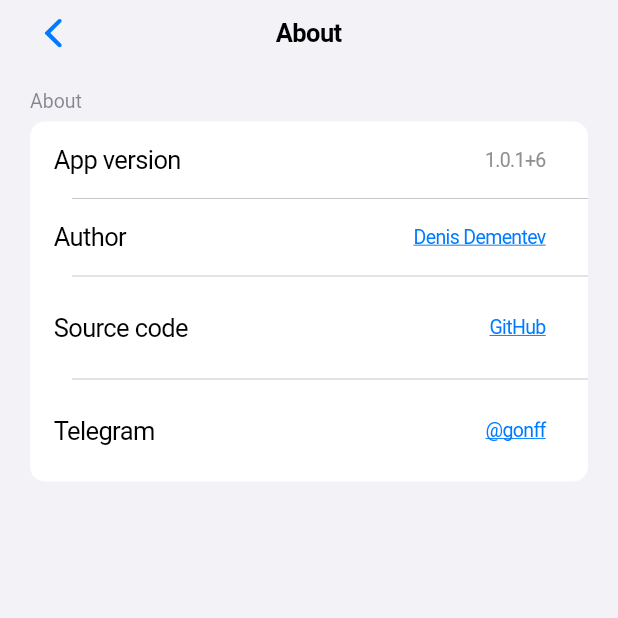
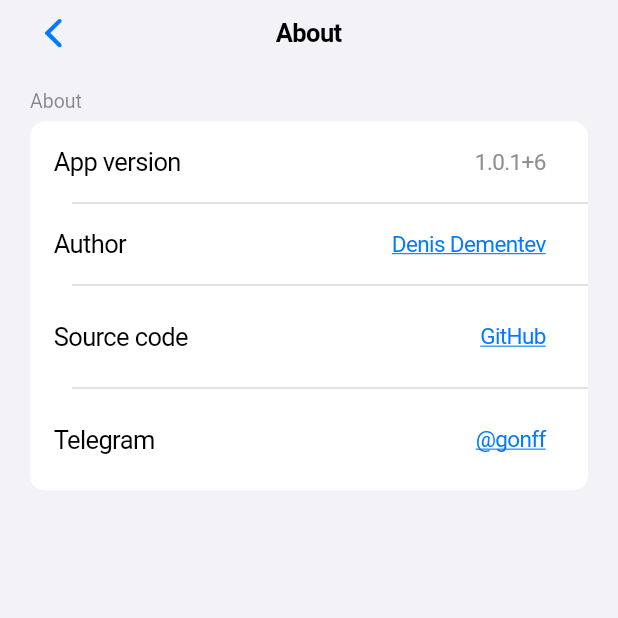
Before and after one commit to gonfff/subctrl, a Flutter app: the AboutScreen screen opened directly with empty values, on a phone screen of 412 x 824 dp, the top half of it. Run offline on Flutter 3.47's test engine with Material 3 defaults, Android fonts, the phone set to English and light mode, and no system bars; our stand-ins replace drift, flutter_local_notifications, flutter_timezone, package_info_plus, timezone; accounts and stored records are empty; generated files the repository leaves out were written again.

Commit message:
fix! Font size on About page (#9)

```diff
--- a/lib/presentation/screens/about_screen.dart
+++ b/lib/presentation/screens/about_screen.dart
@@ -136,7 +136,7 @@ class _SettingsTile extends StatelessWidget {
             value,
             style: textStyle.copyWith(
               color: isLink ? linkColor : secondary,
-              fontSize: 13,
+              fontSize: 15,
               decoration: isLink ? TextDecoration.underline : null,
             ),
             textAlign: TextAlign.right,
@@ -189,7 +189,7 @@ class _LinkValueTile extends StatelessWidget {
             child: Text(
               linkLabel ?? value,
               style: textStyle.copyWith(
-                fontSize: 13,
+                fontSize: 15,
                 color: linkColor,
                 decoration: TextDecoration.underline,
               ),
```
